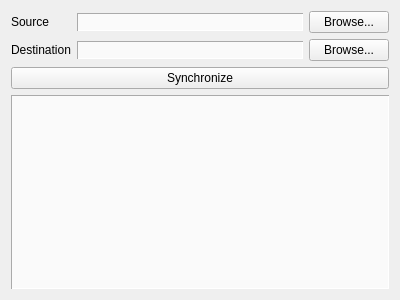
Before: the Qt Designer form qt/synchro_simple/synchro_simple/dialog.ui in hlaporthein/sandbox, drawn with Qt 5.
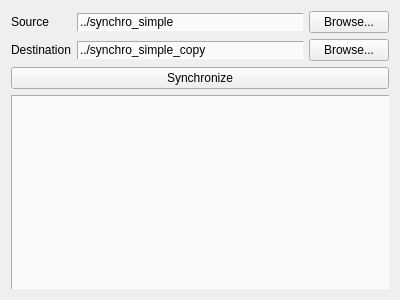
After: the same form once the commit is applied.

Commit message: synchro qt ok

```diff
--- a/qt/synchro_simple/synchro_simple/dialog.ui
+++ b/qt/synchro_simple/synchro_simple/dialog.ui
@@ -57,6 +57,9 @@
 border-width: 1.2px;
 border-style: inset;</string>
          </property>
+         <property name="text">
+          <string>../synchro_simple_copy</string>
+         </property>
          <property name="readOnly">
           <bool>true</bool>
          </property>
@@ -70,6 +73,9 @@
 border-width: 1.2px;
 border-style: inset;</string>
          </property>
+         <property name="text">
+          <string>../synchro_simple</string>
+         </property>
          <property name="readOnly">
           <bool>true</bool>
          </property>
```
Left out of the diff: 3 changed lines with no effect on the pictures. The commit also changes 6 other files.
